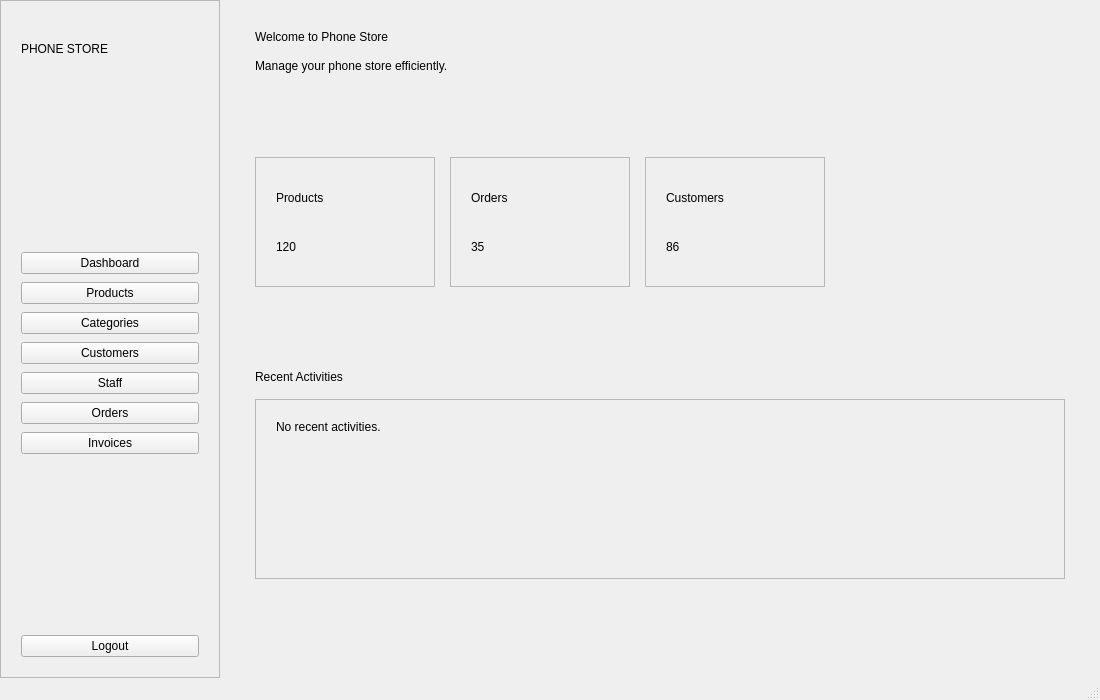
First picture: the form in gui/windows/dashboardwindow.ui, repository nuibof/PhoneStoreManagement, before the edit.
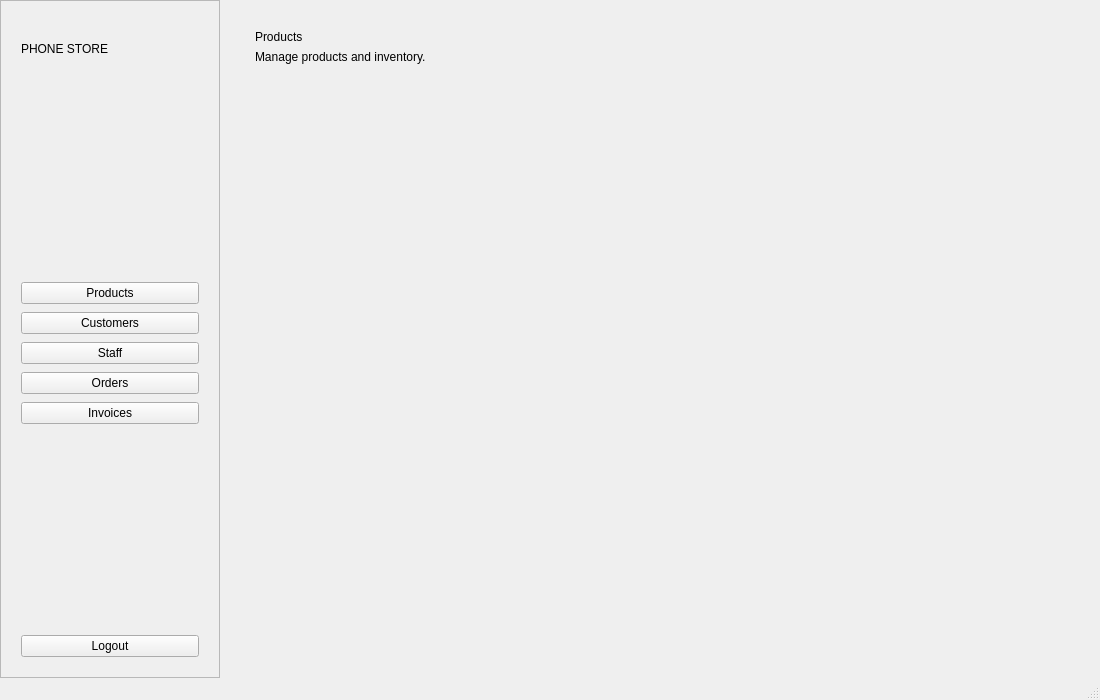
Second picture: the form after the edit.

Commit message: Refactor dashboard layout and remove unused components;

Diff of the .ui file:
```diff
--- a/gui/windows/dashboardwindow.ui
+++ b/gui/windows/dashboardwindow.ui
@@ -103,17 +103,6 @@
                                 </spacer>
                             </item>
 
-                            <item>
-                                <widget class="QPushButton" name="btnDashboard">
-                                    <property name="cursor">
-                                        <cursorShape>PointingHandCursor</cursorShape>
-                                    </property>
-                                    <property name="text">
-                                        <string>Dashboard</string>
-                                    </property>
-                                </widget>
-                            </item>
-
                             <item>
                                 <widget class="QPushButton" name="btnProducts">
                                     <property name="cursor">
@@ -125,17 +114,6 @@
                                 </widget>
                             </item>
 
-                            <item>
-                                <widget class="QPushButton" name="btnCategories">
-                                    <property name="cursor">
-                                        <cursorShape>PointingHandCursor</cursorShape>
-                                    </property>
-                                    <property name="text">
-                                        <string>Categories</string>
-                                    </property>
-                                </widget>
-                            </item>
-
                             <item>
                                 <widget class="QPushButton" name="btnCustomers">
                                     <property name="cursor">
@@ -213,307 +191,6 @@
                 <item>
                     <widget class="QStackedWidget" name="stackedWidget">
 
-                        <!-- DASHBOARD PAGE -->
-                        <widget class="QWidget" name="dashboardPage">
-                            <layout class="QVBoxLayout" name="dashboardLayout">
-                                <property name="spacing">
-                                    <number>15</number>
-                                </property>
-                                <property name="leftMargin">
-                                    <number>35</number>
-                                </property>
-                                <property name="topMargin">
-                                    <number>30</number>
-                                </property>
-                                <property name="rightMargin">
-                                    <number>35</number>
-                                </property>
-                                <property name="bottomMargin">
-                                    <number>30</number>
-                                </property>
-
-                                <item>
-                                    <widget class="QLabel" name="lblWelcome">
-                                        <property name="text">
-                                            <string>Welcome to Phone Store</string>
-                                        </property>
-                                    </widget>
-                                </item>
-
-                                <item>
-                                    <widget class="QLabel" name="lblSubtitle">
-                                        <property name="text">
-                                            <string>Manage your phone store efficiently.</string>
-                                        </property>
-                                    </widget>
-                                </item>
-
-                                <item>
-                                    <spacer name="welcomeSpacer">
-                                        <property name="orientation">
-                                            <enum>Qt::Vertical</enum>
-                                        </property>
-                                        <property name="sizeHint" stdset="0">
-                                            <size>
-                                                <width>20</width>
-                                                <height>15</height>
-                                            </size>
-                                        </property>
-                                    </spacer>
-                                </item>
-
-                                <!-- CARDS -->
-                                <item>
-                                    <layout class="QHBoxLayout" name="cardsLayout">
-                                        <property name="spacing">
-                                            <number>15</number>
-                                        </property>
-
-                                        <item>
-                                            <widget class="QFrame" name="cardProducts">
-                                                <property name="minimumSize">
-                                                    <size>
-                                                        <width>180</width>
-                                                        <height>130</height>
-                                                    </size>
-                                                </property>
-                                                <property name="frameShape">
-                                                    <enum>QFrame::StyledPanel</enum>
-                                                </property>
-
-                                                <layout class="QVBoxLayout" name="productsLayout">
-                                                    <property name="leftMargin">
-                                                        <number>20</number>
-                                                    </property>
-                                                    <property name="topMargin">
-                                                        <number>18</number>
-                                                    </property>
-                                                    <property name="rightMargin">
-                                                        <number>20</number>
-                                                    </property>
-                                                    <property name="bottomMargin">
-                                                        <number>18</number>
-                                                    </property>
-
-                                                    <item>
-                                                        <widget class="QLabel" name="productsTitle">
-                                                            <property name="text">
-                                                                <string>Products</string>
-                                                            </property>
-                                                        </widget>
-                                                    </item>
-
-                                                    <item>
-                                                        <widget class="QLabel" name="productsValue">
-                                                            <property name="text">
-                                                                <string>120</string>
-                                                            </property>
-                                                        </widget>
-                                                    </item>
-
-                                                </layout>
-                                            </widget>
-                                        </item>
-
-                                        <item>
-                                            <widget class="QFrame" name="cardOrders">
-                                                <property name="minimumSize">
-                                                    <size>
-                                                        <width>180</width>
-                                                        <height>130</height>
-                                                    </size>
-                                                </property>
-                                                <property name="frameShape">
-                                                    <enum>QFrame::StyledPanel</enum>
-                                                </property>
-
-                                                <layout class="QVBoxLayout" name="ordersLayout">
-                                                    <property name="leftMargin">
-                                                        <number>20</number>
-                                                    </property>
-                                                    <property name="topMargin">
-                                                        <number>18</number>
-                                                    </property>
-                                                    <property name="rightMargin">
-                                                        <number>20</number>
-                                                    </property>
-                                                    <property name="bottomMargin">
-                                                        <number>18</number>
-                                                    </property>
-
-                                                    <item>
-                                                        <widget class="QLabel" name="ordersTitle">
-                                                            <property name="text">
-                                                                <string>Orders</string>
-                                                            </property>
-                                                        </widget>
-                                                    </item>
-
-                                                    <item>
-                                                        <widget class="QLabel" name="ordersValue">
-                                                            <property name="text">
-                                                                <string>35</string>
-                                                            </property>
-                                                        </widget>
-                                                    </item>
-                                                </layout>
-                                            </widget>
-                                        </item>
-
-                                        <item>
-                                            <widget class="QFrame" name="cardCustomers">
-                                                <property name="minimumSize">
-                                                    <size>
-                                                        <width>180</width>
-                                                        <height>130</height>
-                                                    </size>
-                                                </property>
-                                                <property name="frameShape">
-                                                    <enum>QFrame::StyledPanel</enum>
-                                                </property>
-
-                                                <layout class="QVBoxLayout" name="customersLayout">
-                                                    <property name="leftMargin">
-                                                        <number>20</number>
-                                                    </property>
-                                                    <property name="topMargin">
-                                                        <number>18</number>
-                                                    </property>
-                                                    <property name="rightMargin">
-                                                        <number>20</number>
-                                                    </property>
-                                                    <property name="bottomMargin">
-                                                        <number>18</number>
-                                                    </property>
-
-                                                    <item>
-                                                        <widget class="QLabel" name="customersTitle">
-                                                            <property name="text">
-                                                                <string>Customers</string>
-                                                            </property>
-                                                        </widget>
-                                                    </item>
-
-                                                    <item>
-                                                        <widget class="QLabel" name="customersValue">
-                                                            <property name="text">
-                                                                <string>86</string>
-                                                            </property>
-                                                        </widget>
-                                                    </item>
-
-                                                </layout>
-                                            </widget>
-                                        </item>
-
-                                        <item>
-                                            <spacer name="cardsSpacer">
-                                                <property name="orientation">
-                                                    <enum>Qt::Horizontal</enum>
-                                                </property>
-                                                <property name="sizeHint" stdset="0">
-                                                    <size>
-                                                        <width>40</width>
-                                                        <height>20</height>
-                                                    </size>
-                                                </property>
-                                            </spacer>
-                                        </item>
-
-                                    </layout>
-                                </item>
-
-                                <item>
-                                    <spacer name="cardsBottomSpacer">
-                                        <property name="orientation">
-                                            <enum>Qt::Vertical</enum>
-                                        </property>
-                                        <property name="sizeHint" stdset="0">
-                                            <size>
-                                                <width>20</width>
-                                                <height>15</height>
-                                            </size>
-                                        </property>
-                                    </spacer>
-                                </item>
-
-                                <item>
-                                    <widget class="QLabel" name="lblRecent">
-                                        <property name="text">
-                                            <string>Recent Activities</string>
-                                        </property>
-                                    </widget>
-                                </item>
-
-                                <item>
-                                    <widget class="QFrame" name="recentCard">
-                                        <property name="minimumSize">
-                                            <size>
-                                                <width>0</width>
-                                                <height>180</height>
-                                            </size>
-                                        </property>
-                                        <property name="frameShape">
-                                            <enum>QFrame::StyledPanel</enum>
-                                        </property>
-
-                                        <layout class="QVBoxLayout" name="recentLayout">
-                                            <property name="leftMargin">
-                                                <number>20</number>
-                                            </property>
-                                            <property name="topMargin">
-                                                <number>20</number>
-                                            </property>
-                                            <property name="rightMargin">
-                                                <number>20</number>
-                                            </property>
-                                            <property name="bottomMargin">
-                                                <number>20</number>
-                                            </property>
-
-                                            <item>
-                                                <widget class="QLabel" name="recentText">
-                                                    <property name="text">
-                                                        <string>No recent activities.</string>
-                                                    </property>
-                                                </widget>
-                                            </item>
-
-                                            <item>
-                                                <spacer name="recentSpacer">
-                                                    <property name="orientation">
-                                                        <enum>Qt::Vertical</enum>
-                                                    </property>
-                                                    <property name="sizeHint" stdset="0">
-                                                        <size>
-                                                            <width>20</width>
-                                                            <height>20</height>
-                                                        </size>
-                                                    </property>
-                                                </spacer>
-                                            </item>
-
-                                        </layout>
-                                    </widget>
-                                </item>
-
-                                <item>
-                                    <spacer name="dashboardBottomSpacer">
-                                        <property name="orientation">
-                                            <enum>Qt::Vertical</enum>
-                                        </property>
-                                        <property name="sizeHint" stdset="0">
-                                            <size>
-                                                <width>20</width>
-                                                <height>20</height>
-                                            </size>
-                                        </property>
-                                    </spacer>
-                                </item>
-
-                            </layout>
-                        </widget>
-
                         <!-- PRODUCTS -->
                         <widget class="QWidget" name="productsPage">
                             <layout class="QVBoxLayout" name="productsPageLayout">
```
Left out of the diff: 50 changed lines with no effect on the pictures. The commit also changes 16 other files.
